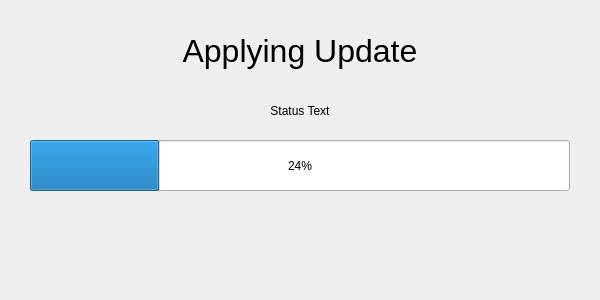
This is update/updatewindow.ui in krontech/chronos-cam-app as Qt 5 draws it before an edit. The edited form follows.
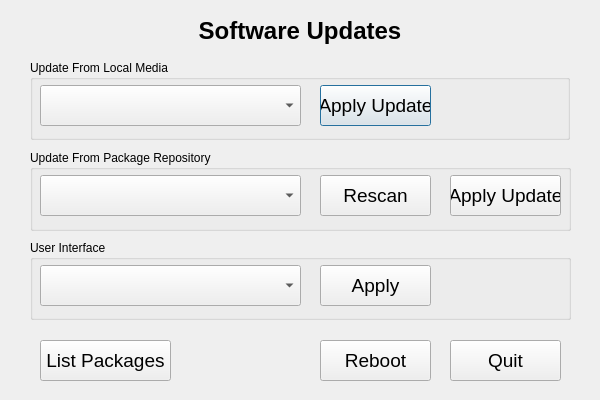
This is the edited form.

```diff
--- a/update/updatewindow.ui
+++ b/update/updatewindow.ui
@@ -1,73 +1,255 @@
 <?xml version="1.0" encoding="UTF-8"?>
 <ui version="4.0">
  <class>UpdateWindow</class>
- <widget class="QWidget" name="UpdateWindow">
+ <widget class="QDialog" name="UpdateWindow">
   <property name="geometry">
    <rect>
     <x>0</x>
     <y>0</y>
     <width>600</width>
-    <height>300</height>
+    <height>400</height>
    </rect>
   </property>
   <property name="windowTitle">
    <string>UpdateWindow</string>
   </property>
-  <widget class="QProgressBar" name="progress">
-   <property name="geometry">
-    <rect>
-     <x>30</x>
-     <y>140</y>
-     <width>540</width>
-     <height>51</height>
-    </rect>
-   </property>
-   <property name="value">
-    <number>24</number>
-   </property>
-  </widget>
-  <widget class="QLabel" name="label">
-   <property name="geometry">
-    <rect>
-     <x>30</x>
-     <y>95</y>
-     <width>540</width>
-     <height>31</height>
-    </rect>
-   </property>
-   <property name="text">
-    <string>Status Text</string>
-   </property>
-   <property name="alignment">
-    <set>Qt::AlignCenter</set>
-   </property>
-  </widget>
   <widget class="QLabel" name="title">
    <property name="geometry">
     <rect>
      <x>30</x>
-     <y>30</y>
+     <y>10</y>
      <width>540</width>
      <height>41</height>
     </rect>
    </property>
    <property name="font">
     <font>
-     <pointsize>24</pointsize>
+     <pointsize>-1</pointsize>
+     <weight>75</weight>
+     <bold>true</bold>
     </font>
    </property>
    <property name="styleSheet">
-    <string notr="true"/>
+    <string notr="true">QLabel {font-weight: bold; font-size: 24px; color: black; }</string>
    </property>
    <property name="text">
-    <string>Applying Update</string>
+    <string>Software Updates</string>
    </property>
    <property name="alignment">
     <set>Qt::AlignCenter</set>
    </property>
   </widget>
+  <widget class="QGroupBox" name="groupMedia">
+   <property name="geometry">
+    <rect>
+     <x>30</x>
+     <y>60</y>
+     <width>540</width>
+     <height>80</height>
+    </rect>
+   </property>
+   <property name="title">
+    <string>Update From Local Media</string>
+   </property>
+   <widget class="QComboBox" name="comboMedia">
+    <property name="geometry">
+     <rect>
+      <x>10</x>
+      <y>25</y>
+      <width>261</width>
+      <height>41</height>
+     </rect>
+    </property>
+    <property name="font">
+     <font>
+      <pointsize>14</pointsize>
+     </font>
+    </property>
+   </widget>
+   <widget class="QPushButton" name="cmdApplyMedia">
+    <property name="geometry">
+     <rect>
+      <x>290</x>
+      <y>25</y>
+      <width>111</width>
+      <height>41</height>
+     </rect>
+    </property>
+    <property name="font">
+     <font>
+      <pointsize>14</pointsize>
+     </font>
+    </property>
+    <property name="text">
+     <string>Apply Update</string>
+    </property>
+   </widget>
+  </widget>
+  <widget class="QGroupBox" name="groupGui">
+   <property name="geometry">
+    <rect>
+     <x>30</x>
+     <y>240</y>
+     <width>541</width>
+     <height>80</height>
+    </rect>
+   </property>
+   <property name="title">
+    <string>User Interface</string>
+   </property>
+   <widget class="QComboBox" name="comboGui">
+    <property name="geometry">
+     <rect>
+      <x>10</x>
+      <y>25</y>
+      <width>261</width>
+      <height>41</height>
+     </rect>
+    </property>
+    <property name="font">
+     <font>
+      <pointsize>14</pointsize>
+     </font>
+    </property>
+   </widget>
+   <widget class="QPushButton" name="cmdApplyGui">
+    <property name="geometry">
+     <rect>
+      <x>290</x>
+      <y>25</y>
+      <width>111</width>
+      <height>41</height>
+     </rect>
+    </property>
+    <property name="font">
+     <font>
+      <pointsize>14</pointsize>
+     </font>
+    </property>
+    <property name="text">
+     <string>Apply</string>
+    </property>
+   </widget>
+  </widget>
+  <widget class="QPushButton" name="cmdQuit">
+   <property name="geometry">
+    <rect>
+     <x>450</x>
+     <y>340</y>
+     <width>111</width>
+     <height>41</height>
+    </rect>
+   </property>
+   <property name="font">
+    <font>
+     <pointsize>14</pointsize>
+    </font>
+   </property>
+   <property name="text">
+    <string>Quit</string>
+   </property>
+  </widget>
+  <widget class="QPushButton" name="cmdReboot">
+   <property name="geometry">
+    <rect>
+     <x>320</x>
+     <y>340</y>
+     <width>111</width>
+     <height>41</height>
+    </rect>
+   </property>
+   <property name="font">
+    <font>
+     <pointsize>14</pointsize>
+    </font>
+   </property>
+   <property name="text">
+    <string>Reboot</string>
+   </property>
+  </widget>
+  <widget class="QGroupBox" name="groupNetwork">
+   <property name="geometry">
+    <rect>
+     <x>30</x>
+     <y>150</y>
+     <width>541</width>
+     <height>81</height>
+    </rect>
+   </property>
+   <property name="title">
+    <string>Update From Package Repository</string>
+   </property>
+   <widget class="QPushButton" name="cmdRescanNetwork">
+    <property name="geometry">
+     <rect>
+      <x>290</x>
+      <y>25</y>
+      <width>111</width>
+      <height>41</height>
+     </rect>
+    </property>
+    <property name="font">
+     <font>
+      <pointsize>14</pointsize>
+     </font>
+    </property>
+    <property name="text">
+     <string>Rescan</string>
+    </property>
+   </widget>
+   <widget class="QComboBox" name="comboRelease">
+    <property name="geometry">
+     <rect>
+      <x>10</x>
+      <y>25</y>
+      <width>261</width>
+      <height>41</height>
+     </rect>
+    </property>
+    <property name="font">
+     <font>
+      <pointsize>14</pointsize>
+     </font>
+    </property>
+   </widget>
+   <widget class="QPushButton" name="cmdApplyNetwork">
+    <property name="geometry">
+     <rect>
+      <x>420</x>
+      <y>25</y>
+      <width>111</width>
+      <height>41</height>
+     </rect>
+    </property>
+    <property name="font">
+     <font>
+      <pointsize>14</pointsize>
+     </font>
+    </property>
+    <property name="text">
+     <string>Apply Update</string>
+    </property>
+   </widget>
+  </widget>
+  <widget class="QPushButton" name="cmdListSoftware">
+   <property name="geometry">
+    <rect>
+     <x>40</x>
+     <y>340</y>
+     <width>131</width>
+     <height>41</height>
+    </rect>
+   </property>
+   <property name="font">
+    <font>
+     <pointsize>14</pointsize>
+    </font>
+   </property>
+   <property name="text">
+    <string>List Packages</string>
+   </property>
+  </widget>
  </widget>
- <layoutdefault spacing="6" margin="11"/>
  <resources/>
  <connections/>
 </ui>
```
Left out of the diff: 2 changed lines with no effect on the pictures.
